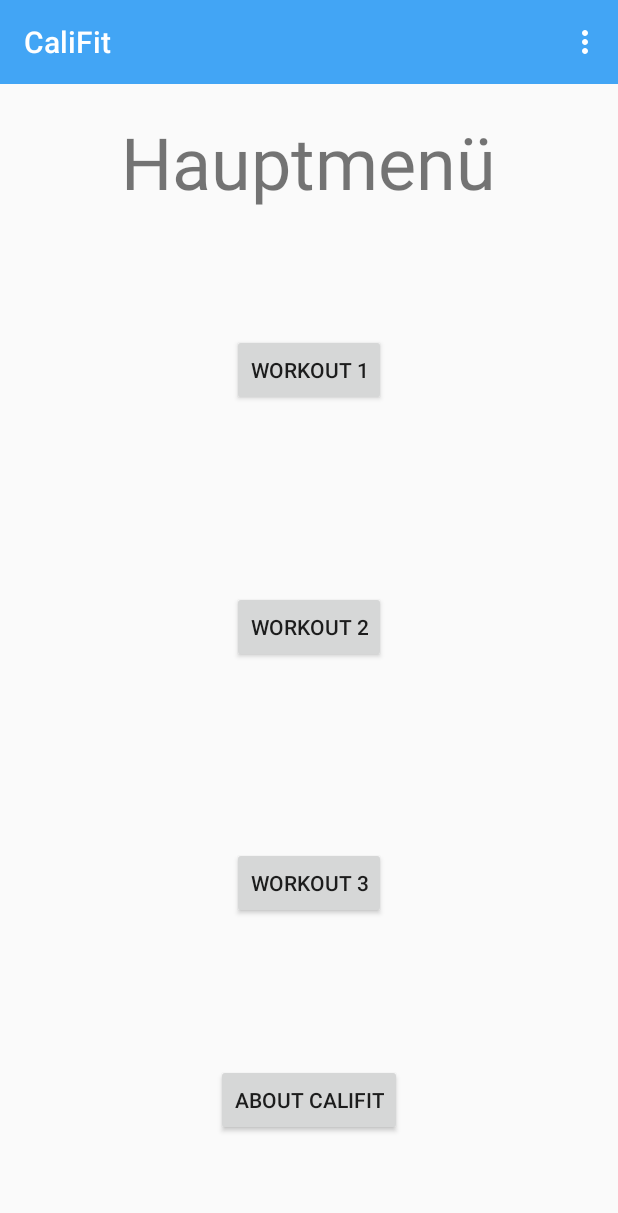
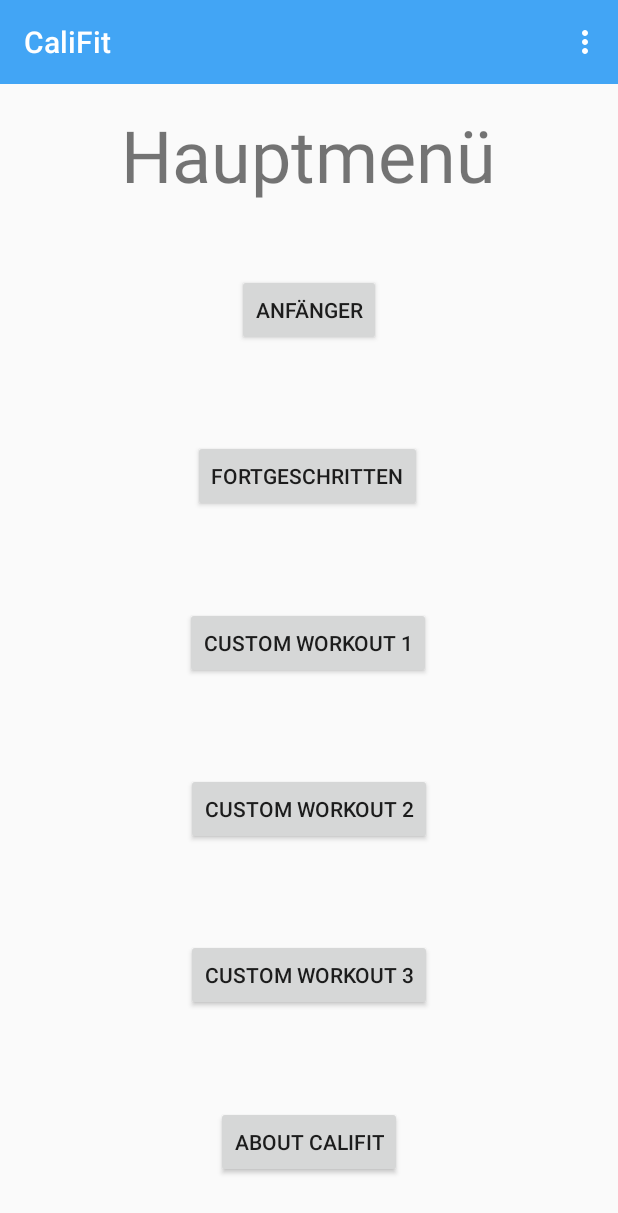
Before and after one commit to tecktim/CaliFit, an Android app: the screen it shows after launch (HomeActivity), on a phone screen of 412 x 824 dp. Shown: the top 1213 px of the screen. Run offline under Robolectric (Android 15) with nearby library versions, the phone set to English and light mode, and no system bars; our stand-ins replace Firebase (no records; nobody signed in at launch, a user with empty details on screens opened directly).

Commit message:
gute app

```diff
--- a/app/src/main/java/com/example/CaliFit/ExerciseActivity.java
+++ b/app/src/main/java/com/example/CaliFit/ExerciseActivity.java
@@ -100,7 +100,11 @@ public class ExerciseActivity extends AppCompatActivity implements ExerciseActiv
             tableRow1.addView(exerciseName);
 
             //button
+
             Button button = new Button(this);
+            if(whichWorkout.equals("Anfänger") || whichWorkout.equals("Fortgeschritten")){
+                button.setEnabled(false);
+            }
             button.setOnClickListener(new View.OnClickListener() {
                 @Override
                 public void onClick(View v) {
@@ -180,7 +184,7 @@ public class ExerciseActivity extends AppCompatActivity implements ExerciseActiv
         toGive.putExtra("Exercises", exercises);
         setResult(RESULT_OK, toGive);
         if(exercises.size() > 0){
-            showAToast("Übungen erfolgreich zu " + screenCat + " hinzugefügt!", 1);
+            showAToast("Übungen erfolgreich zu " + screenCat + " hinzugefügt!", 0);
             }
         super.finish();
     }
--- a/app/src/main/java/com/example/CaliFit/HomeActivity.java
+++ b/app/src/main/java/com/example/CaliFit/HomeActivity.java
@@ -6,7 +6,6 @@ import android.os.Bundle;
 import android.util.Log;
 import android.view.Menu;
 import android.view.MenuItem;
-import android.view.View;
 import android.widget.Button;
 import android.widget.TextView;
 
@@ -33,7 +32,9 @@ public class HomeActivity extends AppCompatActivity implements HomeActivityPrese
     private ArrayList<Exercise> PullList = new ArrayList<>();
     private ArrayList<Exercise> LegsList = new ArrayList<>();
     private ArrayList<Exercise> CoreList = new ArrayList<>();
-
+    private Button addWorkoutOne;
+    private Button addWorkoutTwo;
+    private Button addWorkoutThree;
     private static TinyDB tinyDB;
 
     public static TinyDB getDB(){
@@ -53,6 +54,7 @@ public class HomeActivity extends AppCompatActivity implements HomeActivityPrese
             tinyDB = new TinyDB(this);
         }
         handleDataOnStart();
+        setWorkoutNames();
     }
 
     private void handleDataOnStart() {
@@ -92,6 +94,7 @@ public class HomeActivity extends AppCompatActivity implements HomeActivityPrese
         });
     }
 
+
     private Exercise.Category setCategory(String category) {
         Exercise.Category exerciseCategory = null;
         switch (category) {
@@ -112,28 +115,38 @@ public class HomeActivity extends AppCompatActivity implements HomeActivityPrese
     }
 
     private void setButtons() {
+        Button addWorkoutBeginner = findViewById(R.id.addWorkoutBeginner);
+        addWorkoutBeginner.setOnClickListener(v -> {
+            Intent intent  = new Intent(HomeActivity.this, WorkoutActivity.class);
+            intent.putExtra(Intent.EXTRA_TEXT, "Anfänger");
+            startActivity(intent);
+        });
+        Button addWorkoutAdvanced = findViewById(R.id.addWorkoutAdvanced);
+        addWorkoutAdvanced.setOnClickListener(v -> {
+            Intent intent  = new Intent(HomeActivity.this, WorkoutActivity.class);
+            intent.putExtra(Intent.EXTRA_TEXT, "Fortgeschritten");
+            startActivity(intent);
+        });
         Button aboutButton = findViewById(R.id.aboutButton);
-        aboutButton.setOnClickListener(new View.OnClickListener() {
-            @Override
-            public void onClick(View view) {
-                openAboutIntent();
-            }
-        });
+
+        aboutButton.setOnClickListener(view -> openAboutIntent());
         homeActivityPresenter  = new HomeActivityPresenter(this);
+
         TextView text = (TextView) findViewById(R.id.namePreviewHome);
-        Button addWorkoutOne = findViewById(R.id.addWorkoutOne);
+
+        addWorkoutOne = findViewById(R.id.addWorkoutOne);
         addWorkoutOne.setOnClickListener(v -> {
             Intent intent  = new Intent(HomeActivity.this, WorkoutActivity.class);
             intent.putExtra(Intent.EXTRA_TEXT, "Workout 1");
             startActivity(intent);
         });
-        Button addWorkoutTwo = findViewById(R.id.addWorkoutTwo);
+        addWorkoutTwo = findViewById(R.id.addWorkoutTwo);
         addWorkoutTwo.setOnClickListener(v -> {
             Intent intent  = new Intent(HomeActivity.this, WorkoutActivity.class);
             intent.putExtra(Intent.EXTRA_TEXT, "Workout 2");
             startActivity(intent);
         });
-        Button addWorkoutThree = findViewById(R.id.addWorkoutThree);
+        addWorkoutThree = findViewById(R.id.addWorkoutThree);
         addWorkoutThree.setOnClickListener(v -> {
             Intent intent  = new Intent(HomeActivity.this, WorkoutActivity.class);
             intent.putExtra(Intent.EXTRA_TEXT, "Workout 3");
@@ -167,4 +180,16 @@ public class HomeActivity extends AppCompatActivity implements HomeActivityPrese
         }
         return super.onOptionsItemSelected(item);
     }
+
+    @Override
+    public void onRestart(){
+        super.onRestart();
+        setWorkoutNames();
+    }
+
+    private void setWorkoutNames() {
+        if(!tinyDB.getString("titleOf"+"Workout 1").isEmpty()){addWorkoutOne.setText(tinyDB.getString("titleOf"+"Workout 1"));}
+        if(!tinyDB.getString("titleOf"+"Workout 2").isEmpty()){addWorkoutTwo.setText(tinyDB.getString("titleOf"+"Workout 2")); }
+        if(!tinyDB.getString("titleOf"+"Workout 3").isEmpty()){addWorkoutThree.setText(tinyDB.getString("titleOf"+"Workout 3"));}
+    }
 }
--- a/app/src/main/res/layout/content_home.xml
+++ b/app/src/main/res/layout/content_home.xml
@@ -13,27 +13,57 @@
         android:layout_width="wrap_content"
         android:layout_height="wrap_content"
         android:layout_marginStart="8dp"
-        android:layout_marginTop="8dp"
+        android:layout_marginTop="16dp"
         android:layout_marginEnd="8dp"
-        android:layout_marginBottom="32dp"
-        android:text="Workout 1"
+        android:layout_marginBottom="16dp"
+        android:text="Custom Workout 1"
         app:layout_constraintBottom_toTopOf="@+id/addWorkoutTwo"
         app:layout_constraintEnd_toEndOf="parent"
+        app:layout_constraintHorizontal_bias="0.498"
         app:layout_constraintStart_toStartOf="parent"
-        app:layout_constraintTop_toBottomOf="@+id/namePreviewHome" />
+        app:layout_constraintTop_toBottomOf="@+id/addWorkoutAdvanced" />
+
+    <Button
+        android:id="@+id/addWorkoutBeginner"
+        android:layout_width="wrap_content"
+        android:layout_height="wrap_content"
+        android:layout_marginStart="8dp"
+        android:layout_marginTop="16dp"
+        android:layout_marginEnd="8dp"
+        android:layout_marginBottom="16dp"
+        android:text="Anfänger"
+        app:layout_constraintBottom_toTopOf="@+id/addWorkoutAdvanced"
+        app:layout_constraintEnd_toEndOf="parent"
+        app:layout_constraintStart_toStartOf="parent"
+        app:layout_constraintTop_toBottomOf="@+id/namePreviewHome"
+        app:layout_constraintVertical_bias="0.0" />
+
+    <Button
+        android:id="@+id/addWorkoutAdvanced"
+        android:layout_width="wrap_content"
+        android:layout_height="wrap_content"
+        android:layout_marginStart="8dp"
+        android:layout_marginTop="16dp"
+        android:layout_marginEnd="8dp"
+        android:layout_marginBottom="16dp"
+        android:text="Fortgeschritten"
+        app:layout_constraintBottom_toTopOf="@+id/addWorkoutOne"
+        app:layout_constraintEnd_toEndOf="parent"
+        app:layout_constraintHorizontal_bias="0.497"
+        app:layout_constraintStart_toStartOf="parent"
+        app:layout_constraintTop_toBottomOf="@id/addWorkoutBeginner" />
 
     <TextView
         android:id="@+id/namePreviewHome"
         android:layout_width="395dp"
         android:layout_height="wrap_content"
         android:layout_marginStart="8dp"
-        android:layout_marginTop="16dp"
+        android:layout_marginTop="40dp"
         android:layout_marginEnd="8dp"
-        android:layout_marginBottom="16dp"
         android:text="Hauptmenü"
         android:textAlignment="center"
         android:textSize="48sp"
-        app:layout_constraintBottom_toTopOf="@id/addWorkoutOne"
+        app:layout_constraintBottom_toTopOf="@id/addWorkoutBeginner"
         app:layout_constraintEnd_toEndOf="parent"
         app:layout_constraintHorizontal_bias="0.0"
         app:layout_constraintStart_toStartOf="parent"
@@ -44,10 +74,10 @@
         android:layout_width="wrap_content"
         android:layout_height="wrap_content"
         android:layout_marginStart="8dp"
-        android:layout_marginTop="32dp"
+        android:layout_marginTop="16dp"
         android:layout_marginEnd="8dp"
-        android:layout_marginBottom="32dp"
-        android:text="Workout 2"
+        android:layout_marginBottom="16dp"
+        android:text="Custom Workout 2"
         app:layout_constraintBottom_toTopOf="@+id/addWorkoutThree"
         app:layout_constraintEnd_toEndOf="parent"
         app:layout_constraintStart_toStartOf="parent"
@@ -58,10 +88,10 @@
         android:layout_width="wrap_content"
         android:layout_height="wrap_content"
         android:layout_marginStart="8dp"
-        android:layout_marginTop="32dp"
+        android:layout_marginTop="16dp"
         android:layout_marginEnd="8dp"
-        android:layout_marginBottom="8dp"
-        android:text="Workout 3"
+        android:text="Custom Workout 3"
+        android:layout_marginBottom="16dp"
         app:layout_constraintBottom_toTopOf="@+id/aboutButton"
         app:layout_constraintEnd_toEndOf="parent"
         app:layout_constraintStart_toStartOf="parent"
@@ -72,7 +102,7 @@
         android:layout_width="wrap_content"
         android:layout_height="wrap_content"
         android:layout_marginStart="32dp"
-        android:layout_marginTop="29dp"
+        android:layout_marginTop="16dp"
         android:layout_marginEnd="32dp"
         android:layout_marginBottom="8dp"
         android:text="@string/app_name_about"
```
Also changed, not shown: app/src/main/java/com/example/CaliFit/WorkoutActivity.java (+103 -50 lines), app/src/main/res/layout/activity_workout.xml (+14 -0 lines).
